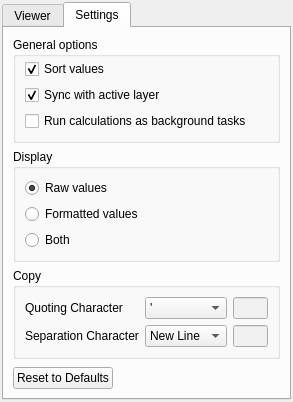
mblesius/unique_values_viewer, file unique_values_viewer_dockwidget.ui: the form before one commit.
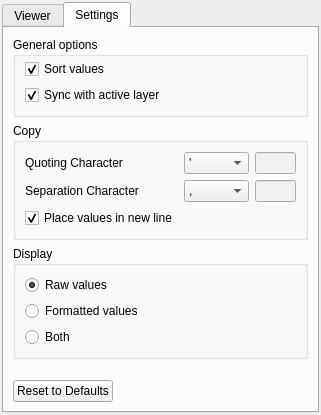
The form after the commit. The open tabs and pages were chosen to show the change. Custom widgets are drawn as their Qt base class.

```diff
--- a/unique_values_viewer_dockwidget.ui
+++ b/unique_values_viewer_dockwidget.ui
@@ -6,8 +6,8 @@
    <rect>
     <x>0</x>
     <y>0</y>
-    <width>283</width>
-    <height>372</height>
+    <width>321</width>
+    <height>415</height>
    </rect>
   </property>
   <property name="floating">
@@ -170,6 +170,15 @@
            </color>
           </brush>
          </colorrole>
+         <colorrole role="PlaceholderText">
+          <brush brushstyle="NoBrush">
+           <color alpha="128">
+            <red>0</red>
+            <green>0</green>
+            <blue>0</blue>
+           </color>
+          </brush>
+         </colorrole>
         </active>
         <inactive>
          <colorrole role="WindowText">
@@ -307,6 +316,15 @@
            </color>
           </brush>
          </colorrole>
+         <colorrole role="PlaceholderText">
+          <brush brushstyle="NoBrush">
+           <color alpha="128">
+            <red>0</red>
+            <green>0</green>
+            <blue>0</blue>
+           </color>
+          </brush>
+         </colorrole>
         </inactive>
         <disabled>
          <colorrole role="WindowText">
@@ -444,6 +462,15 @@
            </color>
           </brush>
          </colorrole>
+         <colorrole role="PlaceholderText">
+          <brush brushstyle="NoBrush">
+           <color alpha="128">
+            <red>0</red>
+            <green>0</green>
+            <blue>0</blue>
+           </color>
+          </brush>
+         </colorrole>
         </disabled>
        </palette>
       </property>
@@ -639,55 +666,6 @@
              </property>
             </widget>
            </item>
-           <item>
-            <widget class="QCheckBox" name="runTasksBtn">
-             <property name="text">
-              <string>Run calculations as background tasks</string>
-             </property>
-            </widget>
-           </item>
-          </layout>
-         </widget>
-        </item>
-        <item>
-         <widget class="QgsCollapsibleGroupBox" name="mGroupBox_2">
-          <property name="title">
-           <string>Display</string>
-          </property>
-          <layout class="QVBoxLayout" name="verticalLayout_2">
-           <item>
-            <widget class="QRadioButton" name="rawValuesRBtn">
-             <property name="text">
-              <string>Raw values</string>
-             </property>
-             <property name="checked">
-              <bool>true</bool>
-             </property>
-             <attribute name="buttonGroup">
-              <string notr="true">dispOptionGrp</string>
-             </attribute>
-            </widget>
-           </item>
-           <item>
-            <widget class="QRadioButton" name="formValuesRBtn">
-             <property name="text">
-              <string>Formatted values</string>
-             </property>
-             <attribute name="buttonGroup">
-              <string notr="true">dispOptionGrp</string>
-             </attribute>
-            </widget>
-           </item>
-           <item>
-            <widget class="QRadioButton" name="bothValuesRBtn">
-             <property name="text">
-              <string>Both</string>
-             </property>
-             <attribute name="buttonGroup">
-              <string notr="true">dispOptionGrp</string>
-             </attribute>
-            </widget>
-           </item>
           </layout>
          </widget>
         </item>
@@ -697,49 +675,18 @@
            <string>Copy</string>
           </property>
           <layout class="QGridLayout" name="gridLayout_3">
-           <item row="0" column="0">
-            <widget class="QLabel" name="quoteCharLbl">
-             <property name="text">
-              <string>Quoting Character</string>
+           <item row="0" column="7">
+            <spacer name="hSpacerCopy1">
+             <property name="orientation">
+              <enum>Qt::Horizontal</enum>
              </property>
-            </widget>
-           </item>
-           <item row="0" column="1">
-            <widget class="QComboBox" name="quoteCharCBox">
-             <property name="currentText">
-              <string>'</string>
+             <property name="sizeHint" stdset="0">
+              <size>
+               <width>40</width>
+               <height>20</height>
+              </size>
              </property>
-             <item>
-              <property name="text">
-               <string>'</string>
-              </property>
-             </item>
-             <item>
-              <property name="text">
-               <string>&quot;</string>
-              </property>
-             </item>
-             <item>
-              <property name="text">
-               <string>´</string>
-              </property>
-             </item>
-             <item>
-              <property name="text">
-               <string>`</string>
-              </property>
-             </item>
-             <item>
-              <property name="text">
-               <string>Space</string>
-              </property>
-             </item>
-             <item>
-              <property name="text">
-               <string>Other</string>
-              </property>
-             </item>
-            </widget>
+            </spacer>
            </item>
            <item row="1" column="0">
             <widget class="QLabel" name="sepCharLbl">
@@ -751,35 +698,34 @@
              </property>
             </widget>
            </item>
+           <item row="2" column="0">
+            <widget class="QCheckBox" name="newLineBtn">
+             <property name="text">
+              <string>Place values in new line</string>
+             </property>
+             <property name="checked">
+              <bool>true</bool>
+             </property>
+            </widget>
+           </item>
+           <item row="0" column="0">
+            <widget class="QLabel" name="quoteCharLbl">
+             <property name="toolTip">
+              <string>Character to wrap around when copying quoted values.</string>
+             </property>
+             <property name="text">
+              <string>Quoting Character</string>
+             </property>
+            </widget>
+           </item>
            <item row="1" column="2">
-            <widget class="QLineEdit" name="sep_char_custom">
-             <property name="enabled">
+            <widget class="QComboBox" name="sepCharBox">
+             <property name="editable">
               <bool>false</bool>
              </property>
-            </widget>
-           </item>
-           <item row="1" column="1">
-            <widget class="QComboBox" name="sepCharCBox">
-             <item>
-              <property name="text">
-               <string>New Line</string>
-              </property>
-             </item>
-             <item>
-              <property name="text">
-               <string>Space</string>
-              </property>
-             </item>
-             <item>
-              <property name="text">
-               <string>Tab</string>
-              </property>
-             </item>
-             <item>
-              <property name="text">
-               <string>;</string>
-              </property>
-             </item>
+             <property name="currentText">
+              <string>,</string>
+             </property>
              <item>
               <property name="text">
                <string>,</string>
@@ -792,7 +738,7 @@
              </item>
             </widget>
            </item>
-           <item row="1" column="3">
+           <item row="2" column="7">
             <spacer name="hSpacerCopy2">
              <property name="orientation">
               <enum>Qt::Horizontal</enum>
@@ -806,24 +752,100 @@
             </spacer>
            </item>
            <item row="0" column="2">
+            <widget class="QComboBox" name="quoteCharBox">
+             <property name="editable">
+              <bool>false</bool>
+             </property>
+             <property name="currentText">
+              <string>'</string>
+             </property>
+             <item>
+              <property name="text">
+               <string>'</string>
+              </property>
+             </item>
+             <item>
+              <property name="text">
+               <string>&quot;</string>
+              </property>
+             </item>
+             <item>
+              <property name="text">
+               <string>´</string>
+              </property>
+             </item>
+             <item>
+              <property name="text">
+               <string>`</string>
+              </property>
+             </item>
+             <item>
+              <property name="text">
+               <string>Space</string>
+              </property>
+             </item>
+             <item>
+              <property name="text">
+               <string>Other</string>
+              </property>
+             </item>
+            </widget>
+           </item>
+           <item row="0" column="6">
             <widget class="QLineEdit" name="quote_char_custom">
              <property name="enabled">
               <bool>false</bool>
              </property>
             </widget>
            </item>
-           <item row="0" column="3">
-            <spacer name="hSpacerCopy1">
-             <property name="orientation">
-              <enum>Qt::Horizontal</enum>
+           <item row="1" column="6">
+            <widget class="QLineEdit" name="sep_char_custom">
+             <property name="enabled">
+              <bool>false</bool>
              </property>
-             <property name="sizeHint" stdset="0">
-              <size>
-               <width>40</width>
-               <height>20</height>
-              </size>
+            </widget>
+           </item>
+          </layout>
+         </widget>
+        </item>
+        <item>
+         <widget class="QgsCollapsibleGroupBox" name="mGroupBox_2">
+          <property name="title">
+           <string>Display</string>
+          </property>
+          <layout class="QVBoxLayout" name="verticalLayout_2">
+           <item>
+            <widget class="QRadioButton" name="rawValuesRBtn">
+             <property name="text">
+              <string>Raw values</string>
              </property>
-            </spacer>
+             <property name="checked">
+              <bool>true</bool>
+             </property>
+             <attribute name="buttonGroup">
+              <string notr="true">dispOptionGrp</string>
+             </attribute>
+            </widget>
+           </item>
+           <item>
+            <widget class="QRadioButton" name="formValuesRBtn">
+             <property name="text">
+              <string>Formatted values</string>
+             </property>
+             <attribute name="buttonGroup">
+              <string notr="true">dispOptionGrp</string>
+             </attribute>
+            </widget>
+           </item>
+           <item>
+            <widget class="QRadioButton" name="bothValuesRBtn">
+             <property name="text">
+              <string>Both</string>
+             </property>
+             <attribute name="buttonGroup">
+              <string notr="true">dispOptionGrp</string>
+             </attribute>
+            </widget>
            </item>
           </layout>
          </widget>
```
Left out of the diff: 17 changed lines with no effect on the pictures.
